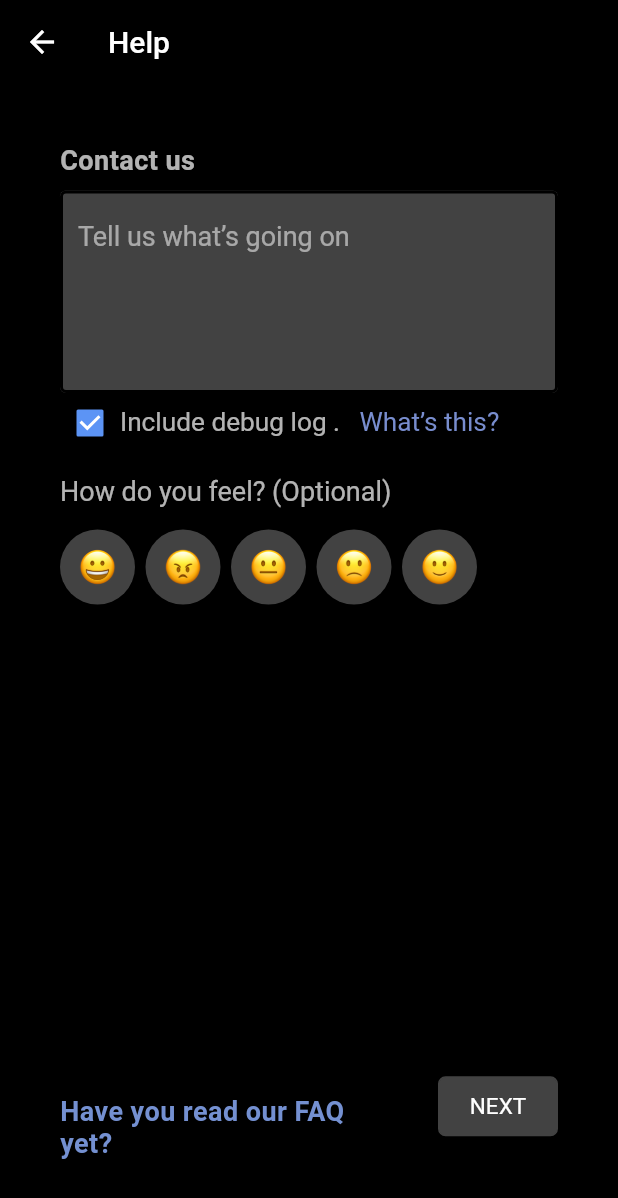
After one commit to Mario-MF/signal_clone, a Flutter app: the HelpScreen screen opened directly, on a phone screen of 412 x 824 dp. The commit adds this screen. Shown: the top 1198 px of the screen. Run offline on Flutter 3.47's test engine with Material 2 defaults, Android fonts, the phone set to English and light mode, and no system bars; our stand-ins replace flutter_bloc; missing offline and left inert: flutter_emoji.

Commit message:
created help screen

```diff
--- a/lib/main.dart
+++ b/lib/main.dart
@@ -1,5 +1,8 @@
 import 'package:flutter/material.dart';
+import 'package:flutter_bloc/flutter_bloc.dart';
 import 'package:signal_cone/cubit/home_screen.dart';
+// import 'package:signal_cone/modules/chats/cubit/chats_cubit.dart';
+// import 'modules/chats/chats_screen.dart';
 void main() {
   runApp(MyApp());
 }
@@ -7,7 +10,11 @@ class MyApp extends StatelessWidget {
   // This widget is the root of your application.
   @override
   Widget build(BuildContext context) {
-    return MaterialApp(
+    return MultiBlocProvider(
+      providers: [
+        // BlocProvider(create: (context) =>ChatsCubit()),
+      ],
+      child: MaterialApp(
          debugShowCheckedModeBanner: false,
         title: 'Signal',
         theme: ThemeData(
@@ -15,6 +22,7 @@ class MyApp extends StatelessWidget {
           appBarTheme: AppBarTheme(color: Colors.black),
         ),
         home: HomeScreen(),
+      ),
     );
   }
 }
--- /dev/null
+++ b/lib/model/model.dart
@@ -0,0 +1,11 @@
+class Categoryconst{
+  int id;
+  String name;
+  String url;
+  Categoryconst({this.id ,this.name,this.url});
+}
+class PopupMenu{
+  var name;
+
+  PopupMenu({this.name});
+}
--- /dev/null
+++ b/lib/modules/help/cubit/help_cubit.dart
@@ -0,0 +1,21 @@
+import 'package:flutter_bloc/flutter_bloc.dart';
+import 'package:flutter_emoji/flutter_emoji.dart';
+import 'package:signal_cone/modules/help/cubit/help_state.dart';
+
+class HelpCubit extends Cubit<HelpState>{
+  HelpCubit() : super(InitialState());
+  static HelpCubit get(context)=> BlocProvider.of(context);
+
+  bool check = true;
+  var parser = EmojiParser();
+
+  changeCheckBox(bool val) {
+    emit(InitialChangeVal());
+      check = val;
+  }
+
+
+
+
+
+}
--- /dev/null
+++ b/lib/modules/help/cubit/help_state.dart
@@ -0,0 +1,3 @@
+abstract class HelpState{}
+class InitialState extends HelpState{}
+class InitialChangeVal extends HelpState{}
--- /dev/null
+++ b/lib/modules/help/help_screen.dart
@@ -0,0 +1,166 @@
+import 'package:flutter/cupertino.dart';
+import 'package:flutter/material.dart';
+import 'package:flutter/widgets.dart';
+import 'package:flutter_bloc/flutter_bloc.dart';
+import 'package:signal_cone/modules/help/cubit/help_cubit.dart';
+import 'package:signal_cone/modules/help/cubit/help_state.dart';
+import 'package:signal_cone/shared/components/components.dart';
+import 'package:signal_cone/shared/styles/styles.dart';
+
+class HelpScreen extends StatelessWidget {
+  TextEditingController comment = TextEditingController();
+  @override
+  Widget build(BuildContext context) {
+    return BlocProvider(
+      create: (context)=>HelpCubit(),
+      child: BlocConsumer<HelpCubit,HelpState>(
+        builder: (context,state){
+          var helpCubit= HelpCubit.get(context);
+          return Scaffold(
+            appBar: AppBar(
+              title: Text(
+                'Help',
+              ),
+            ),
+            body: Padding(
+              padding:EdgeInsets.all(20),
+              child: SingleChildScrollView(
+                child: Container(
+                  height: MediaQuery.of(context).size.height/1.15,
+                  padding: EdgeInsets.all(20),
+                  child: Column(
+                    crossAxisAlignment: CrossAxisAlignment.start,
+                    children: [
+                      Text(
+                        'Contact us',
+                        style: black600.copyWith(color: Colors.white70),
+                         textAlign: TextAlign.start,
+
+                      ),
+                      SizedBox(
+                        height: 10,
+                      ),
+                      TextFormField(
+                        maxLines: 5,
+                        // minLines: 4,
+                        controller: comment,
+                        keyboardType: TextInputType.text,
+                        decoration: InputDecoration(
+                            hintText: 'Tell us what’s going on',
+                            hintStyle: black700.copyWith(color: Colors.white54),
+                            enabledBorder: OutlineInputBorder(
+                                borderSide: BorderSide(
+                                    // color: Colors.grey,
+                                    width: 2.0,
+                                    style: BorderStyle.solid)),
+                            focusedBorder: OutlineInputBorder(
+                                borderSide:
+                                BorderSide(width: 3.0, style: BorderStyle.solid)),
+                            filled: true,
+                            fillColor: Colors.grey[800]),
+                      ),
+                      Row(
+                        mainAxisSize: MainAxisSize.min,
+                        children: [
+                          Checkbox(splashRadius: 0,
+                            materialTapTargetSize:MaterialTapTargetSize.shrinkWrap,
+                            value: helpCubit.check,
+                            onChanged: helpCubit.changeCheckBox,
+                            activeColor: Color(0xff5C94F5),
+                            focusColor: helpCubit.check == false ? Colors.white10 : Colors.black,
+                          ),
+                          Text('Include debug log .  ',
+                              style: TextStyle(color: Colors.white70, fontSize: 17.5)),
+                          Text(' What’s this?',
+                              style: TextStyle(color: Color(0xff788DCE), fontSize: 17.5)),
+                        ],
+                      ),
+                      SizedBox(height: 15,),
+                      Text('How do you feel? (Optional)',
+                          style: black700.copyWith(color: Colors.white70)),
+                      SizedBox(
+                        height: 15,
+                      ),
+                      Row(
+                        children: [
+                          CircleAvatar(
+                            child: Image.asset('assets/images/grinning-face_1f600.png',width:25,height: 25,),
+                            radius:25 ,
+                            backgroundColor: Colors.grey[800],
+                          ),
+                          SizedBox(
+                            width: 7,
+                          ),
+                          CircleAvatar(
+                            child: Image.asset('assets/images/angry-face_1f620.png',width:25,height: 25,),
+                            radius:25 ,
+                            backgroundColor:  Colors.grey[800]
+                          ),
+                          SizedBox(
+                            width:7,
+                          ),
+                          CircleAvatar(
+                            child: Image.asset('assets/images/neutral-face_1f610.png',width:25,height: 25,),
+                            radius:25 ,
+                            backgroundColor:  Colors.grey[800]
+                          ),
+                          SizedBox(
+                            width: 7,
+                          ),
+                          CircleAvatar(
+                            child: Image.asset('assets/images/slightly-frowning-face_1f641.png',width:25,height: 25,),
+                            radius:25 ,
+                            backgroundColor: Colors.grey[800]
+                          ),
+                          SizedBox(
+                            width:7,
+                          ),
+                          CircleAvatar(
+                            child: Image.asset('assets/images/slightly-smiling-face_1f642.png',width:25,height: 25,),
+                            radius:25 ,
+                            backgroundColor:  Colors.grey[800]
+                          ),
+                        ],
+                      ),
+
+
+                      Spacer(
+                        flex: 1,
+                      ),
+                      Row(
+                        crossAxisAlignment: CrossAxisAlignment.center,
+                        children: [
+                        Container(
+                          alignment: Alignment.bottomLeft,
+                          width: 190,
+                          height: 70,
+                          child: Text('Have you read our FAQ yet?',
+                          style: black600.copyWith(color: Color(0xff7490D1)),
+
+                          ),
+                        ),
+                        Spacer(
+                          flex: 1,
+                        ),
+                        defultButton(
+                          width: 80,
+                          text: 'next',
+                          height: 40.0,
+                          color: Colors.grey[800],
+                        borderColor: Colors.grey[800],
+                          fontWeight: FontWeight.normal
+                        )
+                      ],)
+                    ],
+                  ),
+                ),
+              ),
+            ),
+          );
+        },
+        listener:  (context,state){},
+      ),
+    );
+  }
+
+}
--- a/lib/modules/settings/settings_screen.dart
+++ b/lib/modules/settings/settings_screen.dart
@@ -2,6 +2,8 @@ import 'package:flutter/material.dart';
 class SettingsScreen extends  StatelessWidget {
   @override
   Widget build(BuildContext context) {
-    return Container();
+    return Scaffold(
+      appBar: AppBar(),
+    );
   }
 }
--- a/lib/shared/components/components.dart
+++ b/lib/shared/components/components.dart
@@ -10,12 +10,13 @@ Widget defultButton(
       double width = double.infinity,
       double fz = 15.0,
       toUpper = true,
-      fontWeight = FontWeight.bold}) =>
+      fontWeight = FontWeight.bold,
+      borderColor= Colors.blueAccent}) =>
     Container(
       height: height,
       width: width,
       decoration: BoxDecoration(
-        border: Border.all(color: Colors.indigo),
+        border: Border.all(color: borderColor),
         color: color,
         borderRadius: BorderRadius.circular(r),
       ),
--- a/lib/shared/styles/styles.dart
+++ b/lib/shared/styles/styles.dart
@@ -15,15 +15,25 @@ TextStyle black900 = TextStyle(
   fontWeight: FontWeight.w500,
   color: Colors.grey[700],
 );
+
 TextStyle black20 = TextStyle(
     fontSize: 18.0,
-
     fontWeight: FontWeight.w900
 );
 TextStyle black500 = TextStyle(
     fontSize: 16.0,
     fontWeight: FontWeight.w500,
     letterSpacing: 0.3
+);
+TextStyle black600 = TextStyle(
+    fontSize: 18.0,
+    fontWeight: FontWeight.w600,
+    letterSpacing: 0.3
+);
+TextStyle black700 = TextStyle(
+    fontSize: 18.0,
+    fontWeight: FontWeight.w400,
+
 );
 
 TextStyle grey14 = TextStyle(
```
Also changed, not shown: pubspec.yaml (+7 -1 lines), assets/images/angry-face_1f620.png (added), assets/images/grinning-face_1f600.png (added), assets/images/neutral-face_1f610.png (added), assets/images/slightly-frowning-face_1f641.png (added), assets/images/slightly-smiling-face_1f642.png (added), pubspec.lock. Lines whose indentation alone changed are shown as unchanged.
